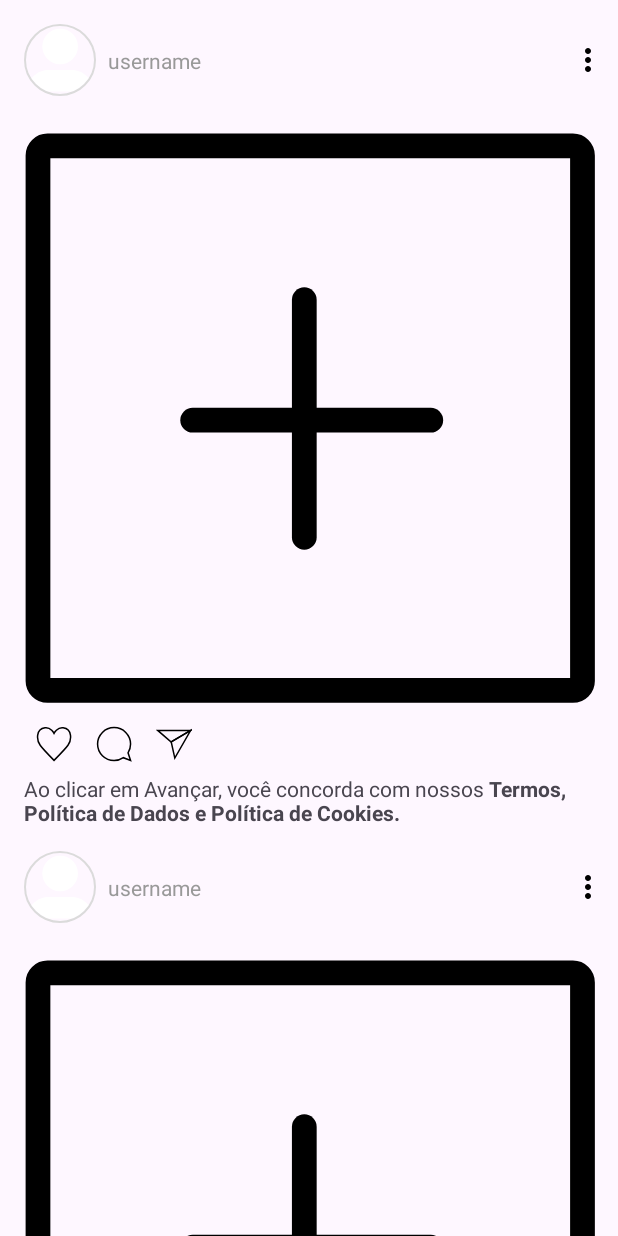
After one commit to luc-ads/InstaApp, an Android app: the layout feed_fragment.xml on its own in the app's theme, with its tools: preview values and no code run, on a phone screen of 412 x 824 dp. The commit adds this screen. Run offline under Robolectric (Android 15) with nearby library versions, the phone set to English and light mode, and no system bars.

Commit message:
Add a fragment para listagem de posts

```diff
--- /dev/null
+++ b/app/src/main/java/com/example/instaapp/main/FeedFragment.kt
@@ -0,0 +1,72 @@
+package com.example.instaapp.main
+
+import android.os.Bundle
+import android.util.Log
+import android.view.LayoutInflater
+import android.view.Menu
+import android.view.MenuInflater
+import android.view.View
+import android.view.ViewGroup
+import androidx.fragment.app.Fragment
+import androidx.recyclerview.widget.GridLayoutManager
+import androidx.recyclerview.widget.LinearLayoutManager
+import androidx.recyclerview.widget.RecyclerView
+import com.example.instaapp.R
+import com.example.instaapp.databinding.ItemPostListBinding
+import com.example.instaapp.databinding.ItemProfileGridBinding
+
+class FeedFragment: Fragment() {
+
+    override fun onCreateView(
+        inflater: LayoutInflater,
+        container: ViewGroup?,
+        savedInstanceState: Bundle?
+    ): View? {
+        return inflater.inflate(R.layout.feed_fragment, container, false)
+    }
+
+    override fun onViewCreated(view: View, savedInstanceState: Bundle?) {
+        super.onViewCreated(view, savedInstanceState)
+
+        configRv(view)
+    }
+
+    override fun onCreate(savedInstanceState: Bundle?) {
+        super.onCreate(savedInstanceState)
+        setHasOptionsMenu(true)
+    }
+
+    override fun onCreateOptionsMenu(menu: Menu, inflater: MenuInflater) {
+        inflater.inflate(R.menu.menu_profiile, menu)
+        super.onCreateOptionsMenu(menu, inflater)
+    }
+
+    private fun configRv(view: View) {
+        val rv = view.findViewById<RecyclerView>(R.id.feed_rv)
+        rv.layoutManager = LinearLayoutManager(requireContext())
+        rv.adapter = PostAdapter()
+    }
+
+
+    private class PostAdapter: RecyclerView.Adapter<PostAdapter.PostViewHolder>() {
+
+        override fun onCreateViewHolder(parent: ViewGroup, viewType: Int): PostViewHolder {
+            val binding = ItemPostListBinding.inflate(LayoutInflater.from(parent.context),parent, false)
+
+            return PostViewHolder(binding)
+        }
+
+        override fun getItemCount(): Int = 21
+
+        override fun onBindViewHolder(holder: PostViewHolder, position: Int) {
+            holder.bind(R.drawable.ic_insta_add)
+            Log.i("onBindCall", "Passou pelo onBind")
+        }
+
+        private class PostViewHolder(var itemBinding: ItemPostListBinding): RecyclerView.ViewHolder(itemBinding.root) {
+            fun bind(image: Int) {
+//                itemBinding.root.setImageResource(image)
+            }
+        }
+    }
+}
--- a/app/src/main/res/layout/activity_main.xml
+++ b/app/src/main/res/layout/activity_main.xml
@@ -38,8 +38,8 @@
             android:layout_width="match_parent"
             android:layout_height="match_parent"
             app:layout_behavior="@string/appbar_scrolling_view_behavior"
-            android:name="com.example.instaapp.profille.view.ProfileFragment"
-            tools:layout="@layout/profile_fragment"/>
+            android:name="com.example.instaapp.main.FeedFragment"
+            tools:layout="@layout/feed_fragment"/>
 
     </androidx.coordinatorlayout.widget.CoordinatorLayout>
 
--- /dev/null
+++ b/app/src/main/res/layout/feed_fragment.xml
@@ -0,0 +1,14 @@
+<?xml version="1.0" encoding="utf-8"?>
+<androidx.constraintlayout.widget.ConstraintLayout xmlns:android="http://schemas.android.com/apk/res/android"
+    android:layout_width="match_parent"
+    android:layout_height="match_parent"
+    xmlns:tools="http://schemas.android.com/tools">
+
+    <androidx.recyclerview.widget.RecyclerView
+        android:id="@+id/feed_rv"
+        android:layout_width="match_parent"
+        android:layout_height="match_parent"
+        tools:listitem="@layout/item_post_list"/>
+
+
+</androidx.constraintlayout.widget.ConstraintLayout>
--- /dev/null
+++ b/app/src/main/res/layout/item_post_list.xml
@@ -0,0 +1,92 @@
+<?xml version="1.0" encoding="utf-8"?>
+<androidx.constraintlayout.widget.ConstraintLayout xmlns:android="http://schemas.android.com/apk/res/android"
+    android:layout_width="match_parent"
+    android:layout_height="wrap_content"
+    xmlns:app="http://schemas.android.com/apk/res-auto"
+    xmlns:tools="http://schemas.android.com/tools">
+
+    <de.hdodenhof.circleimageview.CircleImageView
+        android:id="@+id/home_img_user"
+        android:layout_width="48dp"
+        android:layout_height="48dp"
+        android:src="@drawable/ic_insta_profile_thin"
+        app:civ_border_color="@color/gray_border"
+        app:civ_border_width="1dp"
+        app:civ_circle_background_color="@color/gray_border"
+        android:layout_marginTop="16dp"
+        android:layout_marginStart="16dp"
+        app:layout_constraintStart_toStartOf="parent"
+        app:layout_constraintTop_toTopOf="parent"/>
+
+    <TextView
+        android:id="@+id/home_txt_username"
+        android:layout_width="wrap_content"
+        android:layout_height="wrap_content"
+        style="@style/Base.Theme.InstaApp.TextView"
+        android:text="@string/username"
+        android:layout_marginStart="8dp"
+        app:layout_constraintStart_toEndOf="@id/home_img_user"
+        app:layout_constraintTop_toTopOf="@id/home_img_user"
+        app:layout_constraintBottom_toBottomOf="@id/home_img_user"/>
+
+    <ImageView
+        android:layout_width="wrap_content"
+        android:layout_height="wrap_content"
+        android:src="@drawable/ic_more"
+        android:layout_marginEnd="8dp"
+        app:layout_constraintEnd_toEndOf="parent"
+        app:layout_constraintTop_toTopOf="@id/home_img_user"
+        app:layout_constraintBottom_toBottomOf="@id/home_img_user"/>
+
+    <ImageView
+        android:id="@+id/home_img_post"
+        android:layout_width="0dp"
+        android:layout_height="0dp"
+        android:src="@drawable/ic_insta_add"
+        android:layout_marginHorizontal="8dp"
+        android:layout_marginTop="16dp"
+        android:scaleType="centerCrop"
+        app:layout_constraintTop_toBottomOf="@id/home_img_user"
+        app:layout_constraintStart_toStartOf="parent"
+        app:layout_constraintEnd_toEndOf="parent"
+        app:layout_constraintDimensionRatio="1:1"
+        />
+
+    <LinearLayout
+        android:id="@+id/home_container_user_comment"
+        android:layout_width="0dp"
+        android:layout_height="wrap_content"
+        android:padding="8dp"
+        android:layout_marginHorizontal="16dp"
+        app:layout_constraintStart_toStartOf="parent"
+        app:layout_constraintEnd_toEndOf="parent"
+        app:layout_constraintTop_toBottomOf="@id/home_img_post"
+        android:orientation="horizontal">
+
+        <ImageView
+            style="@style/Base.Theme.InstaApp.Icon"
+            android:src="@drawable/ic_insta_heart"/>
+
+        <ImageView
+            style="@style/Base.Theme.InstaApp.Icon"
+            android:src="@drawable/ic_insta_comment"/>
+
+        <ImageView
+            style="@style/Base.Theme.InstaApp.Icon"
+            android:src="@drawable/ic_insta_send"/>
+
+    </LinearLayout>
+
+    <TextView
+        android:id="@+id/home_txt_caption"
+        android:layout_width="0dp"
+        android:layout_height="wrap_content"
+        android:text="@string/agree_terms_policy"
+        android:layout_marginHorizontal="8dp"
+        android:paddingHorizontal="8dp"
+        android:maxLines="3"
+        app:layout_constraintTop_toBottomOf="@id/home_container_user_comment"
+        app:layout_constraintStart_toStartOf="parent"
+        app:layout_constraintEnd_toEndOf="parent" />
+
+</androidx.constraintlayout.widget.ConstraintLayout>
--- a/app/src/main/res/values/style.xml
+++ b/app/src/main/res/values/style.xml
@@ -57,4 +57,10 @@
         <item name="android:backgroundTint">@color/white</item>
     </style>
 
+    <style name="Base.Theme.InstaApp.Icon">
+        <item name="android:layout_width">wrap_content</item>
+        <item name="android:layout_height">wrap_content</item>
+        <item name="android:layout_marginEnd">16dp</item>
+    </style>
+
 </resources>
```
Also changed, not shown: 1 other file.
